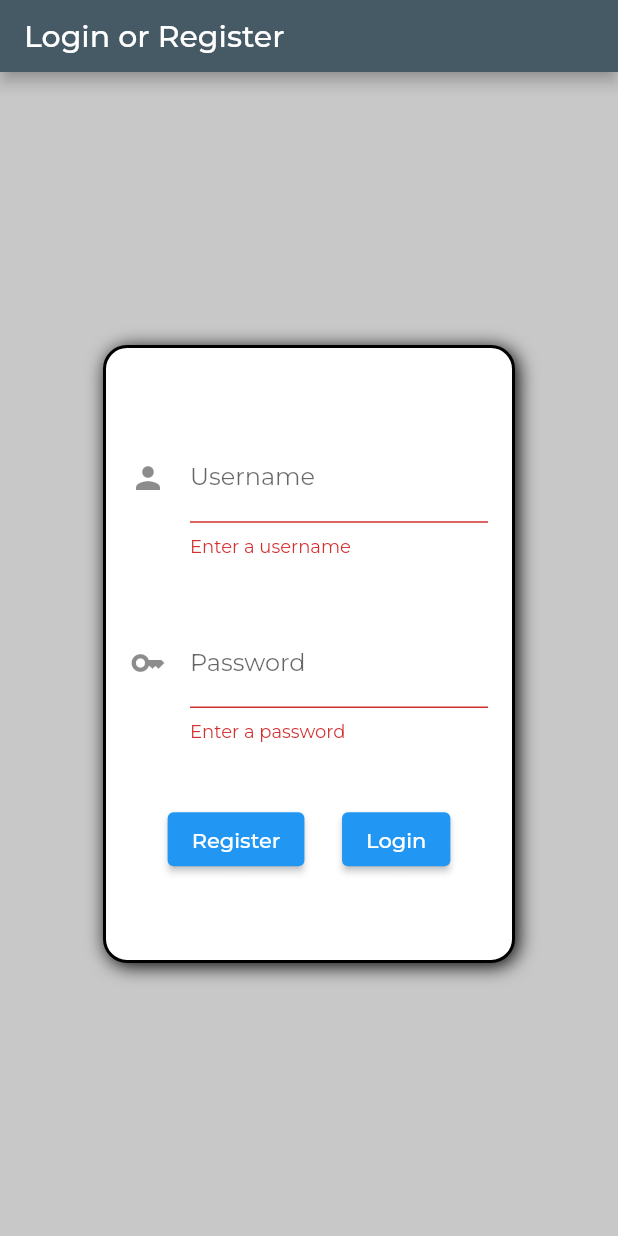
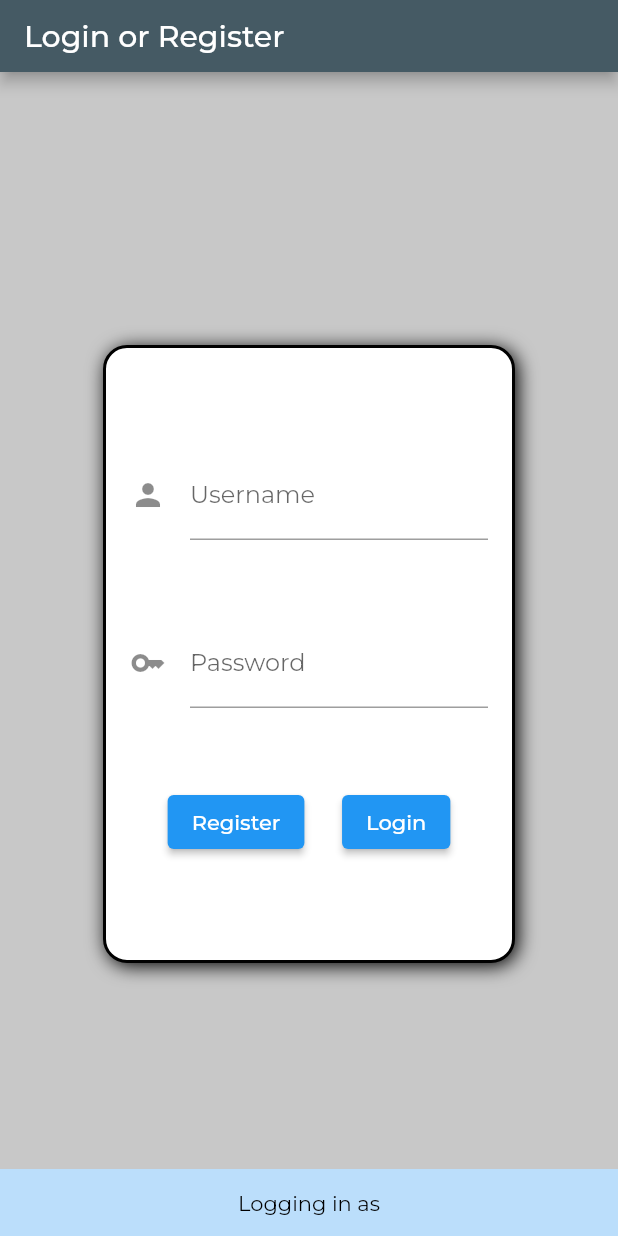
Before and after one commit to whitetxt/planner_app, a Flutter app: the screen it shows after launch, after a tap on "Login", on a phone screen of 412 x 824 dp. Run offline on Flutter 3.47's test engine with Material 2 defaults, Android fonts, the phone set to English and light mode, and no system bars; our stand-ins replace auto_size_text, google_fonts, shared_preferences; missing offline and left inert: flutter_calendar_widget; accounts and stored records are empty; network calls fail.

Commit message:
Bug Fixes

```diff
--- a/lib/globals.dart
+++ b/lib/globals.dart
@@ -42,6 +42,10 @@ User? me; // Keep a version of us on hand, for whenever we might need it.
 
 void addNotif(String text, {bool error = true}) {
   // This function is used to display something to the user.
+  if (scaffoldKey.currentContext == null) {
+    // This shouldn't ever be null but it could be.
+    return;
+  }
   ScaffoldMessenger.of(scaffoldKey.currentContext!).showSnackBar(
     SnackBar(
       content: Text(
--- a/lib/login.dart
+++ b/lib/login.dart
@@ -193,8 +193,7 @@ class _LoginPageState extends State<LoginPage> {
   }
 
   Future<void> validateLogin() async {
-    // Only login if the form is valid.
-    if (_formKey.currentState!.validate()) {
+    // Login doesn't need to be validated.
     addNotif("Logging in as $user", error: false);
     String reason = await login(user, pass);
     ScaffoldMessenger.of(context).clearSnackBars();
@@ -216,11 +215,11 @@ class _LoginPageState extends State<LoginPage> {
       addNotif("Login failed: $reason");
     }
   }
-  }
 
   @override
   Widget build(BuildContext context) {
     return Scaffold(
+      key: scaffoldKey,
       appBar: PreferredSize(
         preferredSize: const Size.fromHeight(48),
         child: AppBar(
@@ -292,8 +291,14 @@ class _LoginPageState extends State<LoginPage> {
                           return "Enter a password";
                         }
                         if (value.length < 8) {
-                          return "Password must be more than 8 characters";
+                          return "Password must be at least 8 characters";
                         }
+                        /*if (value.characters
+                            .where((String character) =>
+                                "1234567890".contains(character))
+                            .isEmpty) {
+                          return "Password must contain a number.";
+                        }*/
                         return null;
                       },
                       onChanged: (value) {
```
Lines whose indentation alone changed are shown as unchanged.
